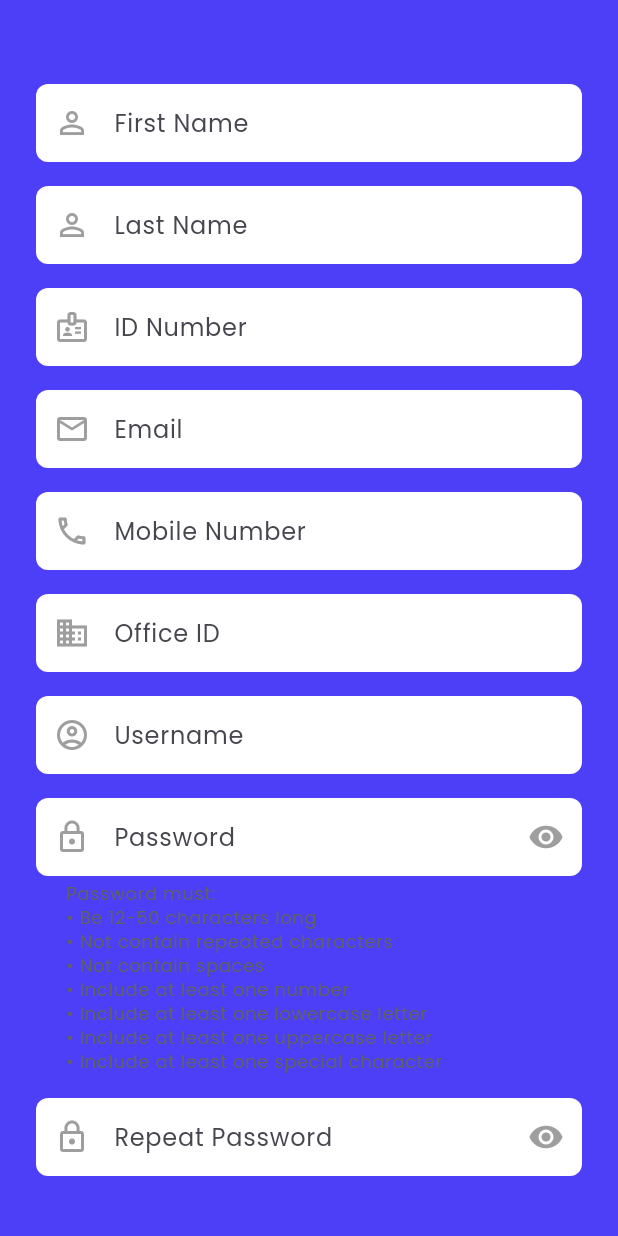
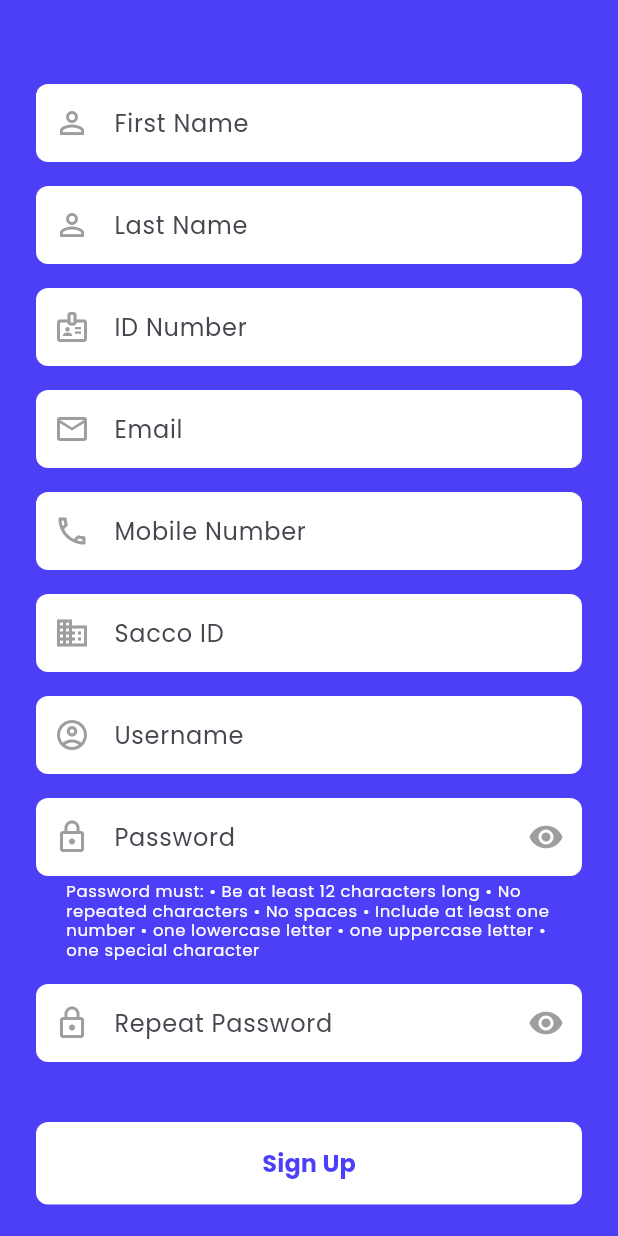
Before and after one commit to kimani-derrick/flutterVunaApp, a Flutter app: the SignupScreen screen opened directly, on a phone screen of 412 x 824 dp. Run offline on Flutter 3.47's test engine with Material 3 defaults, Android fonts, the phone set to English and light mode, and no system bars; our stand-ins replace dio, flutter_secure_storage, font_awesome_flutter, google_fonts, logger, shared_preferences; accounts and stored records are empty; statements that could not run were skipped.

Commit message:
improved the signup screen

```diff
--- a/lib/screens/signup_screen.dart
+++ b/lib/screens/signup_screen.dart
@@ -173,7 +173,7 @@
                 ),
                 _buildTextField(
                   controller: _officeIdController,
-                  hint: 'Office ID',
+                  hint: 'Sacco ID',
                   icon: Icons.business,
                   keyboardType: TextInputType.number,
                   inputFormatters: [FilteringTextInputFormatter.digitsOnly],
@@ -230,14 +230,14 @@
                     }
                     return null;
                   },
-                  helperText: 'Password must:\n'
-                      '• Be 12-50 characters long\n'
-                      '• Not contain repeated characters\n'
-                      '• Not contain spaces\n'
-                      '• Include at least one number\n'
-                      '• Include at least one lowercase letter\n'
-                      '• Include at least one uppercase letter\n'
-                      '• Include at least one special character',
+                  helperText: 'Password must:'
+                      ' • Be at least 12 characters long'
+                      ' • No repeated characters'
+                      ' • No spaces'
+                      ' • Include at least one number'
+                      ' • one lowercase letter'
+                      ' • one uppercase letter'
+                      ' • one special character',
                 ),
                 _buildTextField(
                   controller: _confirmPasswordController,
@@ -352,7 +352,11 @@
           ),
           helperText: helperText,
           helperMaxLines: 10,
-          helperStyle: TextStyle(color: Colors.grey[700]),
+          helperStyle: const TextStyle(
+            color: Colors.white,
+            fontSize: 11,
+            height: 1.2,
+          ),
         ),
         validator: validator ??
             (value) {
```
